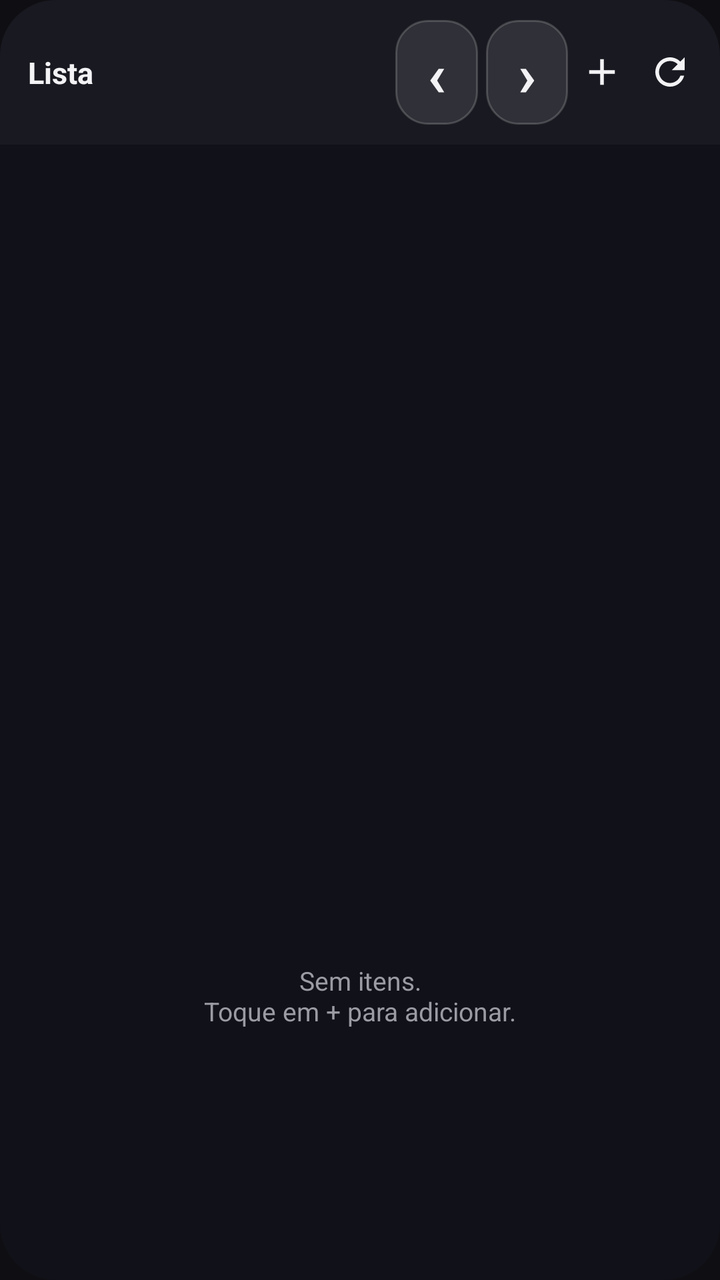
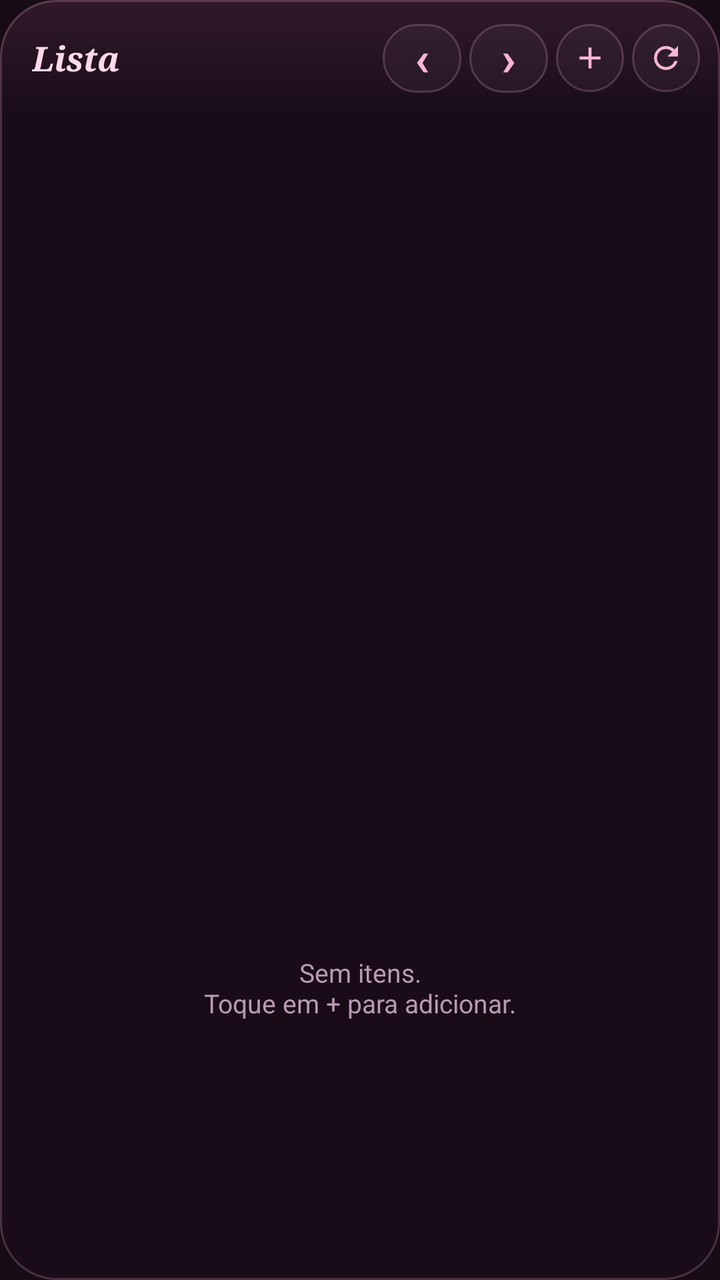

Two renders of the same Android screen: before a commit and after it. Below are the layout's source before the change and the commit's diff.
<!-- AndroidManifest.xml: application theme Theme.CardTarefas -->
<!-- res/layout/widget_list.xml -->
<?xml version="1.0" encoding="utf-8"?>
<LinearLayout xmlns:android="http://schemas.android.com/apk/res/android"
    android:layout_width="match_parent"
    android:layout_height="match_parent"
    android:orientation="vertical"
    android:background="@drawable/widget_bg">

    <LinearLayout
        android:layout_width="match_parent"
        android:layout_height="wrap_content"
        android:orientation="horizontal"
        android:gravity="center_vertical"
        android:background="@drawable/widget_header_bg"
        android:paddingStart="14dp"
        android:paddingEnd="8dp"
        android:paddingTop="10dp"
        android:paddingBottom="10dp">

        <TextView
            android:id="@+id/widget_titulo"
            android:layout_width="0dp"
            android:layout_height="wrap_content"
            android:layout_weight="1"
            android:text="Lista"
            android:textColor="@color/txt"
            android:textStyle="bold"
            android:textSize="15sp"
            android:maxLines="1"
            android:ellipsize="end" />

        <TextView
            android:id="@+id/widget_mes_ant"
            android:layout_width="wrap_content"
            android:layout_height="wrap_content"
            android:text="‹"
            android:textColor="@color/txt"
            android:textStyle="bold"
            android:textSize="30sp"
            android:paddingStart="16dp"
            android:paddingEnd="16dp"
            android:paddingTop="6dp"
            android:paddingBottom="6dp"
            android:background="@drawable/field_bg"
            android:layout_marginStart="4dp"
            android:contentDescription="Mes anterior" />

        <TextView
            android:id="@+id/widget_mes_prox"
            android:layout_width="wrap_content"
            android:layout_height="wrap_content"
            android:text="›"
            android:textColor="@color/txt"
            android:textStyle="bold"
            android:textSize="30sp"
            android:paddingStart="16dp"
            android:paddingEnd="16dp"
            android:paddingTop="6dp"
            android:paddingBottom="6dp"
            android:background="@drawable/field_bg"
            android:layout_marginStart="4dp"
            android:contentDescription="Proximo mes" />

        <ImageView
            android:id="@+id/widget_transito"
            android:layout_width="34dp"
            android:layout_height="34dp"
            android:padding="6dp"
            android:src="@drawable/ic_transito"
            android:contentDescription="Itens em transito"
            android:visibility="gone" />



        <ImageView
            android:id="@+id/widget_add"
            android:layout_width="34dp"
            android:layout_height="34dp"
            android:padding="6dp"
            android:src="@drawable/ic_add"
            android:contentDescription="Adicionar" />

        <ImageView
            android:id="@+id/widget_refresh"
            android:layout_width="34dp"
            android:layout_height="34dp"
            android:padding="6dp"
            android:src="@drawable/ic_refresh"
            android:contentDescription="Atualizar" />
    </LinearLayout>

    <ListView
        android:id="@+id/widget_lista"
        android:layout_width="match_parent"
        android:layout_height="0dp"
        android:layout_weight="1"
        android:divider="@null"
        android:dividerHeight="0dp"
        android:paddingStart="8dp"
        android:paddingEnd="8dp"
        android:paddingTop="6dp"
        android:paddingBottom="6dp" />

    <TextView
        android:id="@+id/widget_vazio"
        android:layout_width="match_parent"
        android:layout_height="0dp"
        android:layout_weight="1"
        android:gravity="center"
        android:padding="16dp"
        android:text="Sem itens.\nToque em + para adicionar."
        android:textColor="@color/dim"
        android:textSize="13sp" />
</LinearLayout>
<!-- resources referenced by this layout -->
<resources>
  <color name="dim">#9B9BA4</color>
  <color name="txt">#F3F3F6</color>
  <!-- drawable field_bg (drawable) -->
  <shape xmlns:android="http://schemas.android.com/apk/res/android" android:shape="rectangle">
      <solid android:color="@color/card"/>
      <corners android:radius="16dp"/>
      <stroke android:width="1dp" android:color="#2EFFFFFF"/>
  </shape>
  <!-- drawable ic_add (drawable) -->
  <vector xmlns:android="http://schemas.android.com/apk/res/android"
      android:width="24dp" android:height="24dp"
      android:viewportWidth="24" android:viewportHeight="24"
      android:tint="@color/txt">
      <path android:fillColor="#FFFFFF"
          android:pathData="M19,13h-6v6h-2v-6H5v-2h6V5h2v6h6v2z"/>
  </vector>
  <!-- drawable ic_refresh (drawable) -->
  <vector xmlns:android="http://schemas.android.com/apk/res/android"
      android:width="24dp" android:height="24dp"
      android:viewportWidth="24" android:viewportHeight="24"
      android:tint="@color/txt">
      <path android:fillColor="#FFFFFF"
          android:pathData="M17.65,6.35C16.2,4.9 14.21,4 12,4c-4.42,0 -7.99,3.58 -7.99,8s3.57,8 7.99,8c3.73,0 6.84,-2.55 7.73,-6h-2.08c-0.82,2.33 -3.04,4 -5.65,4 -3.31,0 -6,-2.69 -6,-6s2.69,-6 6,-6c1.66,0 3.14,0.69 4.22,1.78L13,11h7V4l-2.35,2.35z"/>
  </vector>
  <!-- drawable ic_transito (drawable) -->
  <vector xmlns:android="http://schemas.android.com/apk/res/android"
      android:width="24dp" android:height="24dp"
      android:viewportWidth="24" android:viewportHeight="24"
      android:tint="@color/accent">
      <path android:fillColor="#FFFFFF"
          android:pathData="M6,2v6h0.01L6,8.01 10,12l-4,4 0.01,0.01H6V22h12v-5.99h-0.01L18,16l-4,-4 4,-3.99 -0.01,-0.01H18V2H6zM16,16.5V20H8v-3.5l4,-4 4,4zM12,11.5l-4,-4V4h8v3.5l-4,4z"/>
  </vector>
  <!-- drawable widget_bg (drawable) -->
  <shape xmlns:android="http://schemas.android.com/apk/res/android" android:shape="rectangle">
      <solid android:color="#D912121A"/>
      <corners android:radius="28dp"/>
  </shape>
  <!-- drawable widget_header_bg (drawable) -->
  <shape xmlns:android="http://schemas.android.com/apk/res/android" android:shape="rectangle">
      <solid android:color="#F01A1A22"/>
      <corners android:topLeftRadius="28dp" android:topRightRadius="28dp"/>
  </shape>
  <style name="Theme.CardTarefas" parent="Theme.AppCompat.NoActionBar">
          <item name="colorPrimary">@color/accent</item>
          <item name="colorPrimaryDark">@color/bg_bar</item>
          <item name="colorAccent">@color/accent</item>
          <item name="android:windowBackground">@color/bg</item>
          <item name="android:statusBarColor">@color/bg</item>
          <item name="android:navigationBarColor">@color/bg</item>
          <item name="android:textColorPrimary">@color/txt</item>
          <item name="android:textColorHint">@color/dim</item>
          <item name="alertDialogTheme">@style/DlgTheme</item>
      </style>
  <color name="card">#1AFFFFFF</color>
  <color name="accent">#8AB4FA</color>
  <color name="bg_bar">#17171C</color>
  <color name="bg">#0F0F13</color>
  <style name="DlgTheme" parent="Theme.AppCompat.Dialog.Alert">
          <item name="android:windowBackground">@drawable/dialog_bg</item>
          <item name="colorAccent">@color/accent</item>
          <item name="android:textColorPrimary">@color/txt</item>
          <item name="android:textColorHint">@color/dim</item>
      </style>
  <!-- drawable dialog_bg (drawable) -->
  <shape xmlns:android="http://schemas.android.com/apk/res/android" android:shape="rectangle">
      <solid android:color="#1C1C23"/>
      <corners android:radius="26dp"/>
  </shape>
</resources>

<!-- the commit's change to res/layout/widget_list.xml (unified diff, before → after) -->
@@ -11,9 +11,9 @@
         android:orientation="horizontal"
         android:gravity="center_vertical"
         android:background="@drawable/widget_header_bg"
-        android:paddingStart="14dp"
-        android:paddingEnd="8dp"
-        android:paddingTop="10dp"
+        android:paddingStart="16dp"
+        android:paddingEnd="10dp"
+        android:paddingTop="12dp"
         android:paddingBottom="10dp">
 
         <TextView
@@ -22,9 +22,10 @@
             android:layout_height="wrap_content"
             android:layout_weight="1"
             android:text="Lista"
-            android:textColor="@color/txt"
-            android:textStyle="bold"
-            android:textSize="15sp"
+            android:textColor="@color/titulo"
+            android:fontFamily="serif"
+            android:textStyle="bold|italic"
+            android:textSize="17sp"
             android:maxLines="1"
             android:ellipsize="end" />
 
@@ -33,14 +34,14 @@
             android:layout_width="wrap_content"
             android:layout_height="wrap_content"
             android:text="‹"
-            android:textColor="@color/txt"
+            android:textColor="@color/blush"
             android:textStyle="bold"
-            android:textSize="30sp"
+            android:textSize="24sp"
             android:paddingStart="16dp"
             android:paddingEnd="16dp"
-            android:paddingTop="6dp"
-            android:paddingBottom="6dp"
-            android:background="@drawable/field_bg"
+            android:paddingTop="0dp"
+            android:paddingBottom="2dp"
+            android:background="@drawable/wbtn_bg"
             android:layout_marginStart="4dp"
             android:contentDescription="Mes anterior" />
 
@@ -49,14 +50,14 @@
             android:layout_width="wrap_content"
             android:layout_height="wrap_content"
             android:text="›"
-            android:textColor="@color/txt"
+            android:textColor="@color/blush"
             android:textStyle="bold"
-            android:textSize="30sp"
+            android:textSize="24sp"
             android:paddingStart="16dp"
             android:paddingEnd="16dp"
-            android:paddingTop="6dp"
-            android:paddingBottom="6dp"
-            android:background="@drawable/field_bg"
+            android:paddingTop="0dp"
+            android:paddingBottom="2dp"
+            android:background="@drawable/wbtn_bg"
             android:layout_marginStart="4dp"
             android:contentDescription="Proximo mes" />
 
@@ -75,7 +76,9 @@
             android:id="@+id/widget_add"
             android:layout_width="34dp"
             android:layout_height="34dp"
-            android:padding="6dp"
+            android:padding="8dp"
+            android:layout_marginStart="4dp"
+            android:background="@drawable/wbtn_bg"
             android:src="@drawable/ic_add"
             android:contentDescription="Adicionar" />
 
@@ -83,7 +86,9 @@
             android:id="@+id/widget_refresh"
             android:layout_width="34dp"
             android:layout_height="34dp"
-            android:padding="6dp"
+            android:padding="8dp"
+            android:layout_marginStart="4dp"
+            android:background="@drawable/wbtn_bg"
             android:src="@drawable/ic_refresh"
             android:contentDescription="Atualizar" />
     </LinearLayout>
@@ -95,9 +100,9 @@
         android:layout_weight="1"
         android:divider="@null"
         android:dividerHeight="0dp"
-        android:paddingStart="8dp"
-        android:paddingEnd="8dp"
-        android:paddingTop="6dp"
+        android:paddingStart="10dp"
+        android:paddingEnd="10dp"
+        android:paddingTop="4dp"
         android:paddingBottom="6dp" />
 
     <TextView
<!-- resource entries referenced after the edit -->
@@ -1,18 +1,14 @@
 <!-- resources referenced by this layout -->
 <resources>
-  <color name="dim">#9B9BA4</color>
-  <color name="txt">#F3F3F6</color>
-  <!-- drawable field_bg (drawable) -->
-  <shape xmlns:android="http://schemas.android.com/apk/res/android" android:shape="rectangle">
-      <solid android:color="@color/card"/>
-      <corners android:radius="16dp"/>
-      <stroke android:width="1dp" android:color="#2EFFFFFF"/>
-  </shape>
+  <color name="blush">#F7B6D2</color>
+  <color name="dim">#B99BB4</color>
+  <color name="titulo">#FFD9EA</color>
+  <color name="txt">#FBEEF6</color>
   <!-- drawable ic_add (drawable) -->
   <vector xmlns:android="http://schemas.android.com/apk/res/android"
       android:width="24dp" android:height="24dp"
       android:viewportWidth="24" android:viewportHeight="24"
-      android:tint="@color/txt">
+      android:tint="@color/blush">
       <path android:fillColor="#FFFFFF"
           android:pathData="M19,13h-6v6h-2v-6H5v-2h6V5h2v6h6v2z"/>
   </vector>
@@ -20,7 +16,7 @@
   <vector xmlns:android="http://schemas.android.com/apk/res/android"
       android:width="24dp" android:height="24dp"
       android:viewportWidth="24" android:viewportHeight="24"
-      android:tint="@color/txt">
+      android:tint="@color/blush">
       <path android:fillColor="#FFFFFF"
           android:pathData="M17.65,6.35C16.2,4.9 14.21,4 12,4c-4.42,0 -7.99,3.58 -7.99,8s3.57,8 7.99,8c3.73,0 6.84,-2.55 7.73,-6h-2.08c-0.82,2.33 -3.04,4 -5.65,4 -3.31,0 -6,-2.69 -6,-6s2.69,-6 6,-6c1.66,0 3.14,0.69 4.22,1.78L13,11h7V4l-2.35,2.35z"/>
   </vector>
@@ -32,14 +28,21 @@
       <path android:fillColor="#FFFFFF"
           android:pathData="M6,2v6h0.01L6,8.01 10,12l-4,4 0.01,0.01H6V22h12v-5.99h-0.01L18,16l-4,-4 4,-3.99 -0.01,-0.01H18V2H6zM16,16.5V20H8v-3.5l4,-4 4,4zM12,11.5l-4,-4V4h8v3.5l-4,4z"/>
   </vector>
+  <!-- drawable wbtn_bg (drawable) -->
+  <shape xmlns:android="http://schemas.android.com/apk/res/android" android:shape="rectangle">
+      <solid android:color="#0AFFFFFF"/>
+      <stroke android:width="1dp" android:color="#38F7B6D2"/>
+      <corners android:radius="999dp"/>
+  </shape>
   <!-- drawable widget_bg (drawable) -->
   <shape xmlns:android="http://schemas.android.com/apk/res/android" android:shape="rectangle">
-      <solid android:color="#D912121A"/>
+      <solid android:color="#E61A0D19"/>
+      <stroke android:width="1dp" android:color="#38F7B6D2"/>
       <corners android:radius="28dp"/>
   </shape>
   <!-- drawable widget_header_bg (drawable) -->
   <shape xmlns:android="http://schemas.android.com/apk/res/android" android:shape="rectangle">
-      <solid android:color="#F01A1A22"/>
+      <gradient android:startColor="#1AFF86BD" android:endColor="#00FF86BD" android:angle="270"/>
       <corners android:topLeftRadius="28dp" android:topRightRadius="28dp"/>
   </shape>
   <style name="Theme.CardTarefas" parent="Theme.AppCompat.NoActionBar">
@@ -53,10 +56,9 @@
           <item name="android:textColorHint">@color/dim</item>
           <item name="alertDialogTheme">@style/DlgTheme</item>
       </style>
-  <color name="card">#1AFFFFFF</color>
-  <color name="accent">#8AB4FA</color>
-  <color name="bg_bar">#17171C</color>
-  <color name="bg">#0F0F13</color>
+  <color name="accent">#FF86BD</color>
+  <color name="bg_bar">#1D0F1C</color>
+  <color name="bg">#170C16</color>
   <style name="DlgTheme" parent="Theme.AppCompat.Dialog.Alert">
           <item name="android:windowBackground">@drawable/dialog_bg</item>
           <item name="colorAccent">@color/accent</item>
@@ -65,7 +67,8 @@
       </style>
   <!-- drawable dialog_bg (drawable) -->
   <shape xmlns:android="http://schemas.android.com/apk/res/android" android:shape="rectangle">
-      <solid android:color="#1C1C23"/>
+      <solid android:color="#211321"/>
+      <stroke android:width="1dp" android:color="#4A2C4A"/>
       <corners android:radius="26dp"/>
   </shape>
 </resources>
